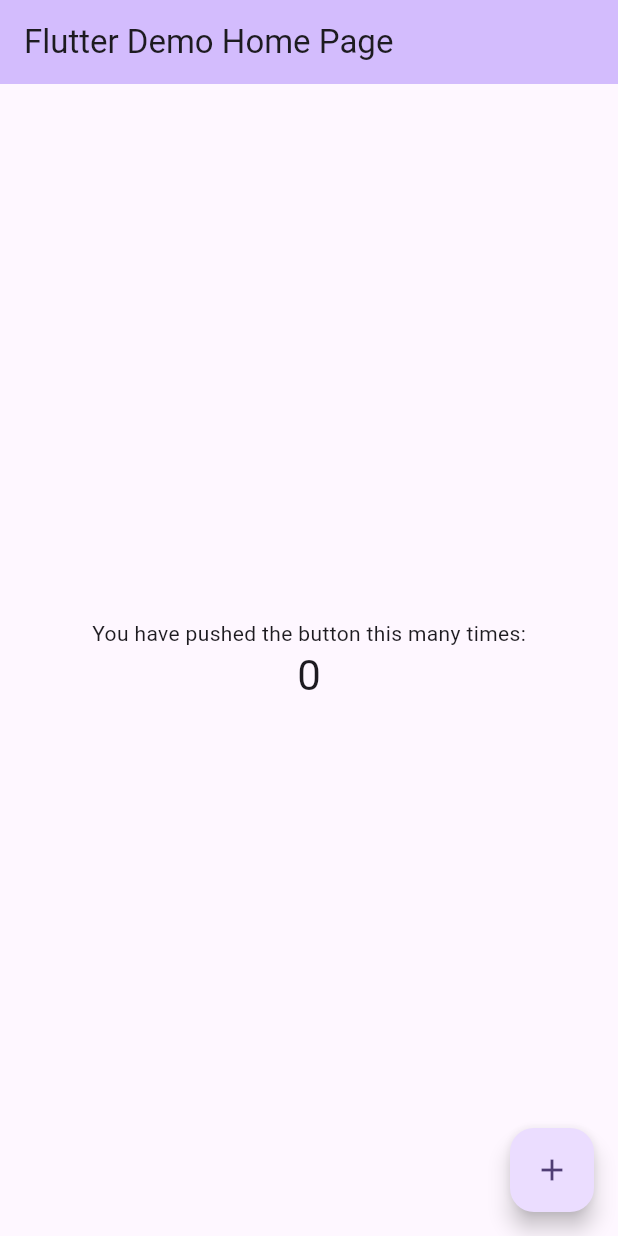
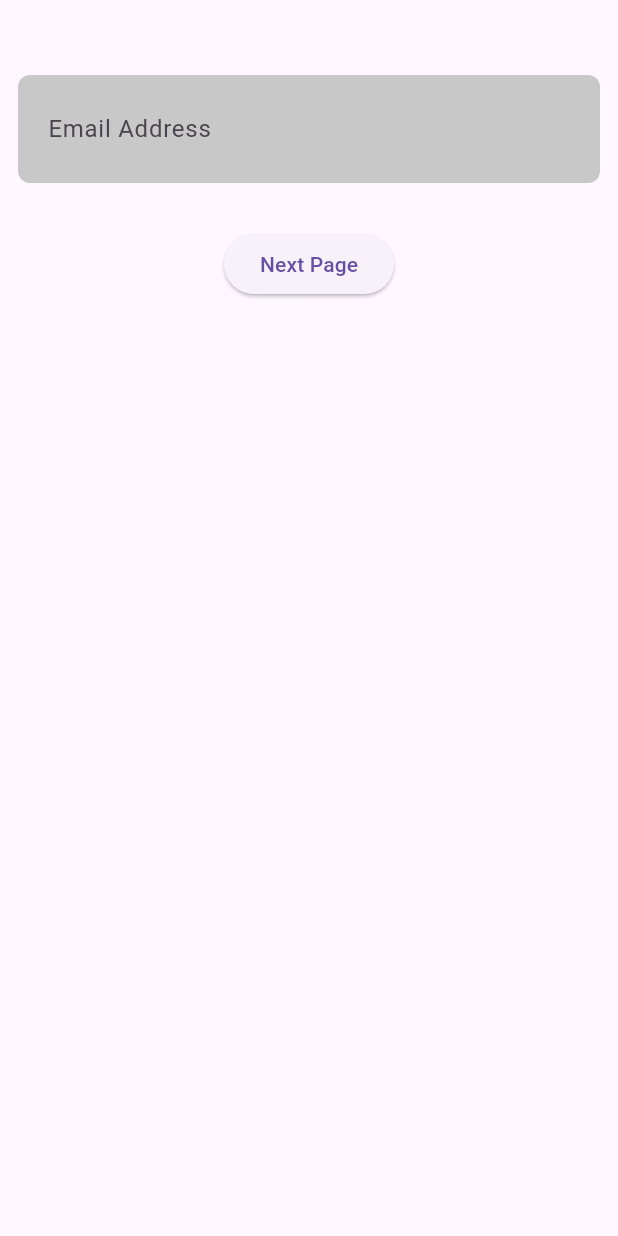
Before and after one commit to sujan-9/CongressApp, a Flutter app: the screen it shows after launch, on a phone screen of 412 x 824 dp. Run offline on Flutter 3.47's test engine with Material 3 defaults, Android fonts, the phone set to English and light mode, and no system bars; our stand-ins replace flutter_riverpod, go_router.

Commit message:
routing added

```diff
--- /dev/null
+++ b/MobileApp/congressapp/lib/app/my_app.dart
@@ -0,0 +1,14 @@
+import 'package:flutter/material.dart';
+
+import '../config/routes/router.dart';
+
+class MyApp extends StatelessWidget {
+  const MyApp({super.key});
+
+  @override
+  Widget build(BuildContext context) {
+    return MaterialApp.router(
+      routerConfig: AppRouter.router,
+    );
+  }
+}
--- /dev/null
+++ b/MobileApp/congressapp/lib/config/routes/paths.dart
@@ -0,0 +1,14 @@
+import 'route_model.dart';
+
+class Paths {
+  static final RouteModel splashRoute =
+      RouteModel(routeName: 'splash', path: '/splash');
+
+  static final RouteModel homeRoute =
+      RouteModel(routeName: 'home', path: '/home');
+
+  static final RouteModel onboardingScreenRoute =
+      RouteModel(routeName: 'onboardingScreen', path: '/onboardingScreen');
+
+  static final RouteModel demo = RouteModel(routeName: 'demo', path: '/demo');
+}
--- /dev/null
+++ b/MobileApp/congressapp/lib/config/routes/route_model.dart
@@ -0,0 +1,6 @@
+class RouteModel {
+  final String routeName;
+  final String path;
+
+  RouteModel({required this.routeName, required this.path});
+}
--- /dev/null
+++ b/MobileApp/congressapp/lib/config/routes/router.dart
@@ -0,0 +1,67 @@
+import 'package:congressapp/features/home_screen/presentation/homepage.dart';
+import 'package:congressapp/features/onboarding_screen/onBoardingScreen.dart';
+import 'package:flutter/material.dart';
+// ignore: depend_on_referenced_packages
+import 'package:go_router/go_router.dart';
+
+import '../utils/error_screen.dart';
+import 'paths.dart';
+
+class AppRouter {
+  static final key = GlobalKey<NavigatorState>();
+  static final router = GoRouter(
+    initialLocation: Paths.demo.path,
+    navigatorKey: key,
+    debugLogDiagnostics: false,
+    routes: [
+      GoRoute(
+        path: Paths.demo.path,
+        name: Paths.demo.routeName,
+        pageBuilder: (context, state) => FadeTransitionPage(
+          key: state.pageKey,
+          // child: const HomeScreen(),
+          child: const HomePage(),
+        ),
+      ),
+      GoRoute(
+        path: Paths.onboardingScreenRoute.path,
+        name: Paths.onboardingScreenRoute.routeName,
+        pageBuilder: (context, state) => FadeTransitionPage(
+          key: state.pageKey,
+          // child: const HomeScreen(),
+          child: const OnboardingScreen(),
+        ),
+      ),
+      // ShellRoute(
+      //   routes: [
+      //     GoRoute(
+      //   path: Paths.onboardingScreenRoute.path,
+      //   name: Paths.onboardingScreenRoute.routeName,
+      //   pageBuilder: (context, state) => FadeTransitionPage(
+      //     key: state.pageKey,
+      //     // child: const HomeScreen(),
+      //     child: const OnboardingScreen(),
+      //   ),
+      // ),
+      //   ]
+      //   ),
+      //   StatefulShellRoute.indexedStack(branches: branches)
+    ],
+    errorBuilder: (context, state) => const ErrorScreen(),
+    redirect: (BuildContext context, GoRouterState state) async {
+      return null;
+    },
+  );
+}
+
+class FadeTransitionPage extends CustomTransitionPage<void> {
+  FadeTransitionPage({
+    required LocalKey super.key,
+    required super.child,
+  }) : super(
+          transitionsBuilder: (c, animation, a2, child) => FadeTransition(
+            opacity: animation.drive(CurveTween(curve: Curves.easeIn)),
+            child: child,
+          ),
+        );
+}
--- /dev/null
+++ b/MobileApp/congressapp/lib/core/common_widgets/text_field.dart
@@ -0,0 +1,62 @@
+import 'package:flutter/material.dart';
+
+class CustomTextField extends StatelessWidget {
+  const CustomTextField({super.key});
+
+  @override
+  Widget build(BuildContext context) {
+    return TextFormField(
+      // controller: _model.emailAddressController,
+      // focusNode: _model.emailAddressFocusNode,
+      obscureText: false,
+      decoration: InputDecoration(
+        labelText: 'Email Address',
+        //labelStyle: FlutterFlowTheme.of(context).bodyMedium,
+        hintText: 'Enter your email here...',
+        // hintStyle: FlutterFlowTheme.of(context).bodyMedium,
+        enabledBorder: OutlineInputBorder(
+          borderSide: const BorderSide(
+            color: Color.fromARGB(0, 22, 11, 175),
+            width: 2,
+          ),
+          borderRadius: BorderRadius.circular(8),
+        ),
+        border: OutlineInputBorder(
+          borderSide: const BorderSide(
+            color: Color.fromARGB(0, 10, 20, 125),
+            width: 2,
+          ),
+          borderRadius: BorderRadius.circular(8),
+        ),
+        focusedBorder: OutlineInputBorder(
+          borderSide: const BorderSide(
+            color: Color.fromARGB(204, 39, 152, 17),
+            width: 2,
+          ),
+          borderRadius: BorderRadius.circular(8),
+        ),
+        errorBorder: OutlineInputBorder(
+          borderSide: const BorderSide(
+            color: Color.fromARGB(204, 200, 30, 30),
+            width: 2,
+          ),
+          borderRadius: BorderRadius.circular(8),
+        ),
+        focusedErrorBorder: OutlineInputBorder(
+          borderSide: const BorderSide(
+            color: Color.fromARGB(204, 200, 30, 30),
+            width: 2,
+          ),
+          borderRadius: BorderRadius.circular(8),
+        ),
+        filled: true,
+        fillColor: const Color.fromARGB(204, 188, 188, 188),
+        contentPadding: const EdgeInsetsDirectional.fromSTEB(16, 24, 0, 24),
+      ),
+      // style: FlutterFlowTheme.of(context).bodySmall,
+      // validator: _model.emailAddressControllerValidator.asValidator(context),
+    );
+  }
+}
+
+// Generated code for this emailA
--- /dev/null
+++ b/MobileApp/congressapp/lib/features/home_screen/presentation/homepage.dart
@@ -0,0 +1,31 @@
+import 'package:congressapp/core/common_widgets/text_field.dart';
+import 'package:flutter/material.dart';
+import 'package:go_router/go_router.dart';
+
+import '../../../config/routes/paths.dart';
+
+class HomePage extends StatelessWidget {
+  const HomePage({super.key});
+
+  @override
+  Widget build(BuildContext context) {
+    return Scaffold(
+      body: Padding(
+        padding: const EdgeInsets.fromLTRB(12.0, 50, 12, 0),
+        child: Column(
+          children: [
+            const CustomTextField(),
+            const SizedBox(
+              height: 30,
+            ),
+            ElevatedButton(
+                onPressed: () {
+                  context.go(Paths.onboardingScreenRoute.path);
+                },
+                child: const Text('Next Page'))
+          ],
+        ),
+      ),
+    );
+  }
+}
--- a/MobileApp/congressapp/lib/main.dart
+++ b/MobileApp/congressapp/lib/main.dart
@@ -1,125 +1,16 @@
+import 'dart:async';
 import 'package:flutter/material.dart';
+import 'package:flutter_riverpod/flutter_riverpod.dart';
+import 'app/app_init.dart';
+import 'app/my_app.dart';
 
 void main() {
-  runApp(const MyApp());
+  initializeApp();
 }
 
-class MyApp extends StatelessWidget {
-  const MyApp({super.key});
-
-  // This widget is the root of your application.
-  @override
-  Widget build(BuildContext context) {
-    return MaterialApp(
-      title: 'Flutter Demo',
-      theme: ThemeData(
-        // This is the theme of your application.
-        //
-        // TRY THIS: Try running your application with "flutter run". You'll see
-        // the application has a purple toolbar. Then, without quitting the app,
-        // try changing the seedColor in the colorScheme below to Colors.green
-        // and then invoke "hot reload" (save your changes or press the "hot
-        // reload" button in a Flutter-supported IDE, or press "r" if you used
-        // the command line to start the app).
-        //
-        // Notice that the counter didn't reset back to zero; the application
-        // state is not lost during the reload. To reset the state, use hot
-        // restart instead.
-        //
-        // This works for code too, not just values: Most code changes can be
-        // tested with just a hot reload.
-        colorScheme: ColorScheme.fromSeed(seedColor: Colors.deepPurple),
-        useMaterial3: true,
-      ),
-      home: const MyHomePage(title: 'Flutter Demo Home Page'),
-    );
-  }
+initializeApp() async {
+  runZonedGuarded(() async {
+    await AppInit.initialize();
+    runApp(const ProviderScope(child: MyApp()));
+  }, (error, stack) {});
 }
-
-class MyHomePage extends StatefulWidget {
-  const MyHomePage({super.key, required this.title});
-
-  // This widget is the home page of your application. It is stateful, meaning
-  // that it has a State object (defined below) that contains fields that affect
-  // how it looks.
-
-  // This class is the configuration for the state. It holds the values (in this
-  // case the title) provided by the parent (in this case the App widget) and
-  // used by the build method of the State. Fields in a Widget subclass are
-  // always marked "final".
-
-  final String title;
-
-  @override
-  State<MyHomePage> createState() => _MyHomePageState();
-}
-
-class _MyHomePageState extends State<MyHomePage> {
-  int _counter = 0;
-
-  void _incrementCounter() {
-    setState(() {
-      // This call to setState tells the Flutter framework that something has
-      // changed in this State, which causes it to rerun the build method below
-      // so that the display can reflect the updated values. If we changed
-      // _counter without calling setState(), then the build method would not be
-      // called again, and so nothing would appear to happen.
-      _counter++;
-    });
-  }
-
-  @override
-  Widget build(BuildContext context) {
-    // This method is rerun every time setState is called, for instance as done
-    // by the _incrementCounter method above.
-    //
-    // The Flutter framework has been optimized to make rerunning build methods
-    // fast, so that you can just rebuild anything that needs updating rather
-    // than having to individually change instances of widgets.
-    return Scaffold(
-      appBar: AppBar(
-        // TRY THIS: Try changing the color here to a specific color (to
-        // Colors.amber, perhaps?) and trigger a hot reload to see the AppBar
-        // change color while the other colors stay the same.
-        backgroundColor: Theme.of(context).colorScheme.inversePrimary,
-        // Here we take the value from the MyHomePage object that was created by
-        // the App.build method, and use it to set our appbar title.
-        title: Text(widget.title),
-      ),
-      body: Center(
-        // Center is a layout widget. It takes a single child and positions it
-        // in the middle of the parent.
-        child: Column(
-          // Column is also a layout widget. It takes a list of children and
-          // arranges them vertically. By default, it sizes itself to fit its
-          // children horizontally, and tries to be as tall as its parent.
-          //
-          // Column has various properties to control how it sizes itself and
-          // how it positions its children. Here we use mainAxisAlignment to
-          // center the children vertically; the main axis here is the vertical
-          // axis because Columns are vertical (the cross axis would be
-          // horizontal).
-          //
-          // TRY THIS: Invoke "debug painting" (choose the "Toggle Debug Paint"
-          // action in the IDE, or press "p" in the console), to see the
-          // wireframe for each widget.
-          mainAxisAlignment: MainAxisAlignment.center,
-          children: <Widget>[
-            const Text(
-              'You have pushed the button this many times:',
-            ),
-            Text(
-              '$_counter',
-              style: Theme.of(context).textTheme.headlineMedium,
-            ),
-          ],
-        ),
-      ),
-      floatingActionButton: FloatingActionButton(
-        onPressed: _incrementCounter,
-        tooltip: 'Increment',
-        child: const Icon(Icons.add),
-      ), // This trailing comma makes auto-formatting nicer for build methods.
-    );
-  }
-}
```
Also changed, not shown: MobileApp/congressapp/lib/app/app_init.dart (added, +7 -0 lines), MobileApp/congressapp/lib/config/utils/error_screen.dart (added, +37 -0 lines), MobileApp/congressapp/lib/core/constants/pallets.dart (added, +16 -0 lines), MobileApp/congressapp/lib/core/constants/sizes.dart (added, +36 -0 lines), MobileApp/congressapp/lib/features/onboarding_screen/onBoardingScreen.dart (added, +12 -0 lines), MobileApp/congressapp/pubspec.yaml (+6 -12 lines), MobileApp/congressapp/pubspec.lock, 38 other files.
